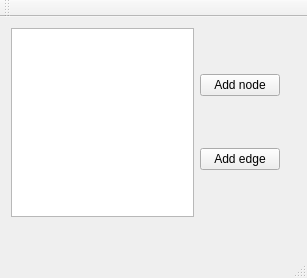
Before: the Qt Designer form Meta_QPN_QT/Meta_QPN_QT/meta_qpn_qt.ui in NyxAether/QPN-Inference, drawn with Qt 5.
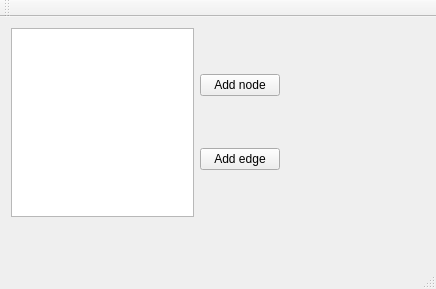
After: the same form once the commit is applied.

```diff
--- a/Meta_QPN_QT/Meta_QPN_QT/meta_qpn_qt.ui
+++ b/Meta_QPN_QT/Meta_QPN_QT/meta_qpn_qt.ui
@@ -6,8 +6,8 @@
    <rect>
     <x>0</x>
     <y>0</y>
-    <width>307</width>
-    <height>278</height>
+    <width>436</width>
+    <height>289</height>
    </rect>
   </property>
   <property name="windowTitle">
```
Left out of the diff: 10 changed lines with no effect on the pictures.
